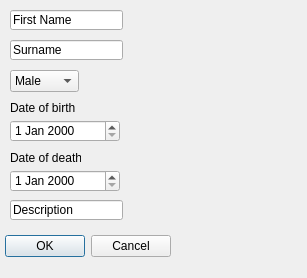
Tagl/Verklegt2014, file Verklegt2014/AddScientistDialog.ui: the form before one commit.
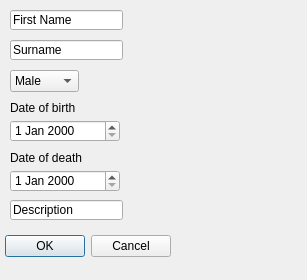
The form after the commit.

Diff of the .ui file:
```diff
--- a/Verklegt2014/AddScientistDialog.ui
+++ b/Verklegt2014/AddScientistDialog.ui
@@ -7,7 +7,7 @@
     <x>0</x>
     <y>0</y>
     <width>307</width>
-    <height>278</height>
+    <height>280</height>
    </rect>
   </property>
   <property name="windowTitle">
@@ -116,7 +116,7 @@
     <rect>
      <x>10</x>
      <y>100</y>
-     <width>71</width>
+     <width>131</width>
      <height>16</height>
     </rect>
    </property>
@@ -129,7 +129,7 @@
     <rect>
      <x>10</x>
      <y>150</y>
-     <width>71</width>
+     <width>111</width>
      <height>16</height>
     </rect>
    </property>
```
